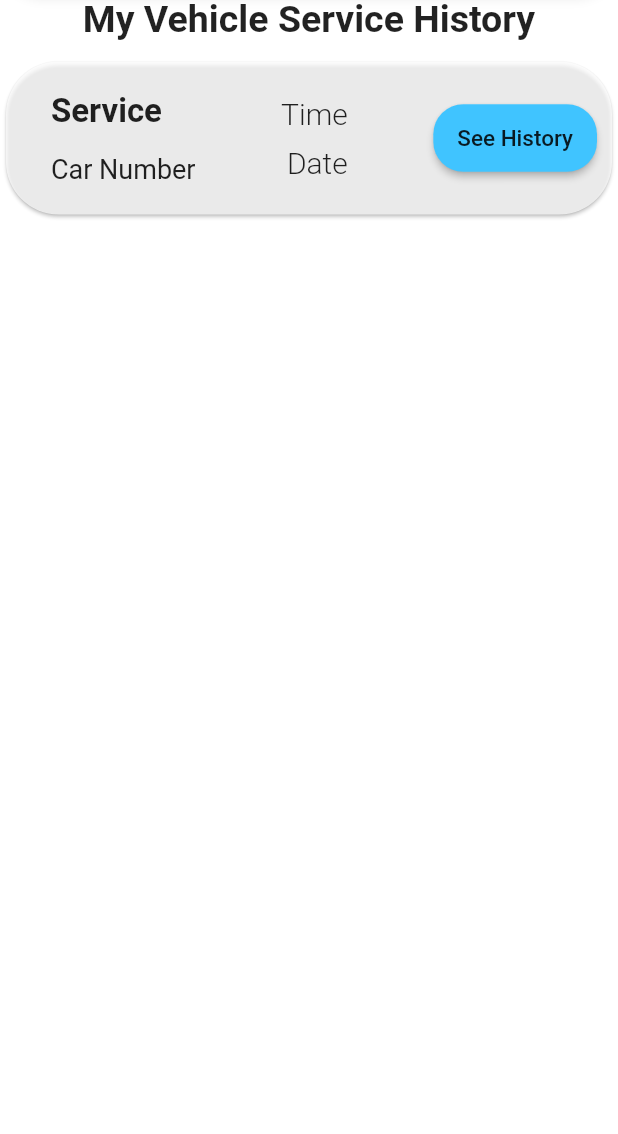
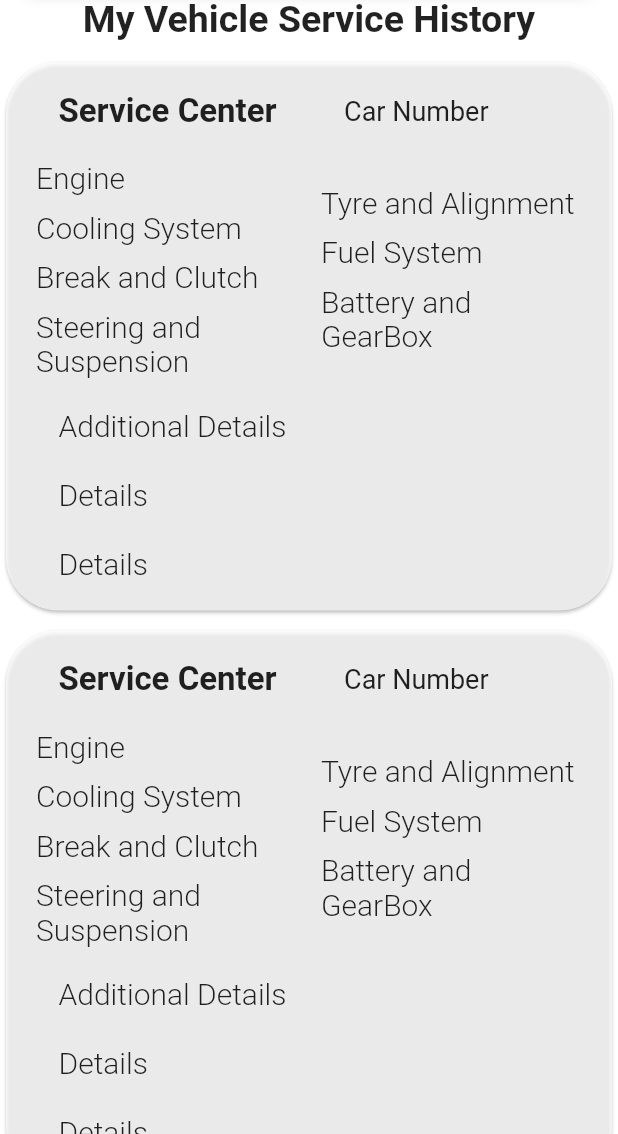
Before and after one commit to Asquare-B/car-servicer-blockchain, a Flutter app: the serviceHistory screen opened directly, on a phone screen of 412 x 824 dp, the part 102-1236 px from its top. Run offline on Flutter 3.47's test engine with Material 2 defaults, Android fonts, the phone set to English and light mode, and no system bars; missing offline and left inert: web3dart.

Commit message:
first review

```diff
--- a/lib/Service/servicehistory.dart
+++ b/lib/Service/servicehistory.dart
@@ -51,7 +51,9 @@ class _serviceHistoryState extends State<serviceHistory> {
                 ),
               ),
               SizedBox(height: 10,),
-              Column(
+              Expanded(
+                child: SingleChildScrollView(
+                  child: Column(
                     children: <Widget>[
                       Card(
                         color: Colors.white70,
@@ -59,25 +61,23 @@ class _serviceHistoryState extends State<serviceHistory> {
                             borderRadius: BorderRadius.circular(35)
                         ),
                         child: Padding(
-                      padding: const EdgeInsets.all(10),
-                      child: Row(
+                          padding: const EdgeInsets.only(left:15,top:20,right:15,bottom:20),
+                          child: Column(
                             mainAxisAlignment: MainAxisAlignment.spaceBetween,
                             children: <Widget>[
                               Row(
                                 children: <Widget>[
                                   SizedBox(width: 20,),
-                              Column(
-                                crossAxisAlignment: CrossAxisAlignment.start,
+                                  Row(
                                     children: <Widget>[
-                                  SizedBox(height: 10,),
                                       Text(
-                                    'Service',
+                                        'Service Center',
                                         style: TextStyle(
                                           fontWeight: FontWeight.bold,
                                           fontSize: 22,
                                         ),
                                       ),
-                                  SizedBox(height: 15,),
+                                      SizedBox(width: 45,),
                                       Text(
                                         'Car Number',
                                         style: TextStyle(
@@ -85,17 +85,22 @@ class _serviceHistoryState extends State<serviceHistory> {
                                           fontSize: 18,
                                         ),
                                       ),
-                                  SizedBox(height: 10,)
                                     ],
                                   ),
                                 ],
-                          ),Column(
-
-                            mainAxisAlignment: MainAxisAlignment.end,
-                            crossAxisAlignment: CrossAxisAlignment.end,
+                              ),
+                              SizedBox(height: 20,),
+                              Row(
+                                children: <Widget>[
+                                  SizedBox(width: 5,),
+                                  Container(
+                                    width: 180,
+                                    child: Column(
+                                      crossAxisAlignment: CrossAxisAlignment.start,
+                                      mainAxisAlignment: MainAxisAlignment.start,
                                       children: <Widget>[
                                         Text(
-                                'Time',
+                                          'Engine',
                                           style: TextStyle(
                                             fontSize: 20,
                                             fontWeight: FontWeight.w300,
@@ -103,7 +108,23 @@ class _serviceHistoryState extends State<serviceHistory> {
                                         ),
                                         SizedBox(height: 10,),
                                         Text(
-                                'Date',
+                                          'Cooling System',
+                                          style: TextStyle(
+                                            fontSize: 20,
+                                            fontWeight: FontWeight.w300,
+                                          ),
+                                        ),
+                                        SizedBox(height: 10,),
+                                        Text(
+                                          'Break and Clutch',
+                                          style: TextStyle(
+                                            fontSize: 20,
+                                            fontWeight: FontWeight.w300,
+                                          ),
+                                        ),
+                                        SizedBox(height: 10,),
+                                        Text(
+                                          'Steering and Suspension',
                                           style: TextStyle(
                                             fontSize: 20,
                                             fontWeight: FontWeight.w300,
@@ -111,25 +132,323 @@ class _serviceHistoryState extends State<serviceHistory> {
                                         ),
                                       ],
                                     ),
-                          MaterialButton(
-                            height: 45,
+                                  ),
+                                  SizedBox(width: 10,),
+                                  Container(
+                                    width: 170,
+                                    child: Column(
+                                      crossAxisAlignment: CrossAxisAlignment.start,
+                                      children: <Widget>[
+                                        Text(
+                                          'Tyre and Alignment',
+                                          style: TextStyle(
+                                            fontSize: 20,
+                                            fontWeight: FontWeight.w300,
+                                          ),
+                                        ),
+                                        SizedBox(height: 10,),
+                                        Text(
+                                          'Fuel System',
+                                          style: TextStyle(
+                                            fontSize: 20,
+                                            fontWeight: FontWeight.w300,
+                                          ),
+                                        ),
+                                        SizedBox(height: 10,),
+                                        Text(
+                                          'Battery and GearBox',
+                                          style: TextStyle(
+                                            fontSize: 20,
+                                            fontWeight: FontWeight.w300,
+                                          ),
+                                        ),
+                                      ],
+                                    ),
+                                  ),
+                                ],
+                              ),
+                              SizedBox(height: 20,),
+                              Row(
+                                children: <Widget>[
+                                  SizedBox(width: 20,),
+                                  Text(
+                                    'Additional Details\n\nDetails\n\nDetails',
+                                    style: TextStyle(
+                                      fontSize: 20,
+                                      fontWeight: FontWeight.w300,
+                                    ),
+                                  ),
+                                ],
+                              ),
+                            ],
+                          ),
+                        ),
+                      ),
+                      SizedBox(height: 5,),
+                      Card(
+                        color: Colors.white70,
                         shape: RoundedRectangleBorder(
-                              borderRadius: BorderRadius.circular(20),
+                            borderRadius: BorderRadius.circular(35)
                         ),
-                            color: Colors.lightBlueAccent,
-                            onPressed: () {
-                              Navigator.of(context).push(
-                                  MaterialPageRoute(builder: (context) => RequestDetails())
-                              );
-                            },
-                            child: Text('See History', style: TextStyle(fontSize: 15),),
-                          )
+                        child: Padding(
+                          padding: const EdgeInsets.only(left:15,top:20,right:15,bottom:20),
+                          child: Column(
+                            mainAxisAlignment: MainAxisAlignment.spaceBetween,
+                            children: <Widget>[
+                              Row(
+                                children: <Widget>[
+                                  SizedBox(width: 20,),
+                                  Row(
+                                    children: <Widget>[
+                                      Text(
+                                        'Service Center',
+                                        style: TextStyle(
+                                          fontWeight: FontWeight.bold,
+                                          fontSize: 22,
+                                        ),
+                                      ),
+                                      SizedBox(width: 45,),
+                                      Text(
+                                        'Car Number',
+                                        style: TextStyle(
+                                          fontWeight: FontWeight.w400,
+                                          fontSize: 18,
+                                        ),
+                                      ),
+                                    ],
+                                  ),
+                                ],
+                              ),
+                              SizedBox(height: 20,),
+                              Row(
+                                children: <Widget>[
+                                  SizedBox(width: 5,),
+                                  Container(
+                                    width: 180,
+                                    child: Column(
+                                      crossAxisAlignment: CrossAxisAlignment.start,
+                                      mainAxisAlignment: MainAxisAlignment.start,
+                                      children: <Widget>[
+                                        Text(
+                                          'Engine',
+                                          style: TextStyle(
+                                            fontSize: 20,
+                                            fontWeight: FontWeight.w300,
+                                          ),
+                                        ),
+                                        SizedBox(height: 10,),
+                                        Text(
+                                          'Cooling System',
+                                          style: TextStyle(
+                                            fontSize: 20,
+                                            fontWeight: FontWeight.w300,
+                                          ),
+                                        ),
+                                        SizedBox(height: 10,),
+                                        Text(
+                                          'Break and Clutch',
+                                          style: TextStyle(
+                                            fontSize: 20,
+                                            fontWeight: FontWeight.w300,
+                                          ),
+                                        ),
+                                        SizedBox(height: 10,),
+                                        Text(
+                                          'Steering and Suspension',
+                                          style: TextStyle(
+                                            fontSize: 20,
+                                            fontWeight: FontWeight.w300,
+                                          ),
+                                        ),
+                                      ],
+                                    ),
+                                  ),
+                                  SizedBox(width: 10,),
+                                  Container(
+                                    width: 170,
+                                    child: Column(
+                                      crossAxisAlignment: CrossAxisAlignment.start,
+                                      children: <Widget>[
+                                        Text(
+                                          'Tyre and Alignment',
+                                          style: TextStyle(
+                                            fontSize: 20,
+                                            fontWeight: FontWeight.w300,
+                                          ),
+                                        ),
+                                        SizedBox(height: 10,),
+                                        Text(
+                                          'Fuel System',
+                                          style: TextStyle(
+                                            fontSize: 20,
+                                            fontWeight: FontWeight.w300,
+                                          ),
+                                        ),
+                                        SizedBox(height: 10,),
+                                        Text(
+                                          'Battery and GearBox',
+                                          style: TextStyle(
+                                            fontSize: 20,
+                                            fontWeight: FontWeight.w300,
+                                          ),
+                                        ),
+                                      ],
+                                    ),
+                                  ),
+                                ],
+                              ),
+                              SizedBox(height: 20,),
+                              Row(
+                                children: <Widget>[
+                                  SizedBox(width: 20,),
+                                  Text(
+                                    'Additional Details\n\nDetails\n\nDetails',
+                                    style: TextStyle(
+                                      fontSize: 20,
+                                      fontWeight: FontWeight.w300,
+                                    ),
+                                  ),
+                                ],
+                              ),
+                            ],
+                          ),
+                        ),
+                      ),
+                      SizedBox(height: 5,),
+                      Card(
+                        color: Colors.white70,
+                        shape: RoundedRectangleBorder(
+                            borderRadius: BorderRadius.circular(35)
+                        ),
+                        child: Padding(
+                          padding: const EdgeInsets.only(left:15,top:20,right:15,bottom:20),
+                          child: Column(
+                            mainAxisAlignment: MainAxisAlignment.spaceBetween,
+                            children: <Widget>[
+                              Row(
+                                children: <Widget>[
+                                  SizedBox(width: 20,),
+                                  Row(
+                                    children: <Widget>[
+                                      Text(
+                                        'Service Center',
+                                        style: TextStyle(
+                                          fontWeight: FontWeight.bold,
+                                          fontSize: 22,
+                                        ),
+                                      ),
+                                      SizedBox(width: 45,),
+                                      Text(
+                                        'Car Number',
+                                        style: TextStyle(
+                                          fontWeight: FontWeight.w400,
+                                          fontSize: 18,
+                                        ),
+                                      ),
+                                    ],
+                                  ),
+                                ],
+                              ),
+                              SizedBox(height: 20,),
+                              Row(
+                                children: <Widget>[
+                                  SizedBox(width: 5,),
+                                  Container(
+                                    width: 180,
+                                    child: Column(
+                                      crossAxisAlignment: CrossAxisAlignment.start,
+                                      mainAxisAlignment: MainAxisAlignment.start,
+                                      children: <Widget>[
+                                        Text(
+                                          'Engine',
+                                          style: TextStyle(
+                                            fontSize: 20,
+                                            fontWeight: FontWeight.w300,
+                                          ),
+                                        ),
+                                        SizedBox(height: 10,),
+                                        Text(
+                                          'Cooling System',
+                                          style: TextStyle(
+                                            fontSize: 20,
+                                            fontWeight: FontWeight.w300,
+                                          ),
+                                        ),
+                                        SizedBox(height: 10,),
+                                        Text(
+                                          'Break and Clutch',
+                                          style: TextStyle(
+                                            fontSize: 20,
+                                            fontWeight: FontWeight.w300,
+                                          ),
+                                        ),
+                                        SizedBox(height: 10,),
+                                        Text(
+                                          'Steering and Suspension',
+                                          style: TextStyle(
+                                            fontSize: 20,
+                                            fontWeight: FontWeight.w300,
+                                          ),
+                                        ),
+                                      ],
+                                    ),
+                                  ),
+                                  SizedBox(width: 10,),
+                                  Container(
+                                    width: 170,
+                                    child: Column(
+                                      crossAxisAlignment: CrossAxisAlignment.start,
+                                      children: <Widget>[
+                                        Text(
+                                          'Tyre and Alignment',
+                                          style: TextStyle(
+                                            fontSize: 20,
+                                            fontWeight: FontWeight.w300,
+                                          ),
+                                        ),
+                                        SizedBox(height: 10,),
+                                        Text(
+                                          'Fuel System',
+                                          style: TextStyle(
+                                            fontSize: 20,
+                                            fontWeight: FontWeight.w300,
+                                          ),
+                                        ),
+                                        SizedBox(height: 10,),
+                                        Text(
+                                          'Battery and GearBox',
+                                          style: TextStyle(
+                                            fontSize: 20,
+                                            fontWeight: FontWeight.w300,
+                                          ),
+                                        ),
+                                      ],
+                                    ),
+                                  ),
+                                ],
+                              ),
+                              SizedBox(height: 20,),
+                              Row(
+                                children: <Widget>[
+                                  SizedBox(width: 20,),
+                                  Text(
+                                    'Additional Details\n\nDetails\n\nDetails',
+                                    style: TextStyle(
+                                      fontSize: 20,
+                                      fontWeight: FontWeight.w300,
+                                    ),
+                                  ),
+                                ],
+                              ),
                             ],
                           ),
                         ),
                       ),
                     ],
                   ),
+                ),
+              ),
+
             ],
           )
       ),
--- a/lib/main.dart
+++ b/lib/main.dart
@@ -2,6 +2,7 @@
 import 'package:blockchain/Authentication/Welcome.dart';
 import 'package:blockchain/Forms/serviceform.dart';
 import 'package:blockchain/HomePages/UserHome.dart';
+import 'package:blockchain/Service/servicehistory.dart';
 import 'package:blockchain/trial.dart';
 import 'package:flutter/material.dart';
 import 'package:web3dart/web3dart.dart';
@@ -17,7 +18,7 @@ class MyApp extends StatelessWidget {
   Widget build(BuildContext context) {
     return MaterialApp(
       debugShowCheckedModeBanner: false,
-      home: ServiceForm(),
+      home: WelcomePage(),
     );
   }
 }
```
Also changed, not shown: lib/Authentication/servicerlogin.dart (+4 -4 lines), lib/Authentication/servicersignup.dart (added, +166 -0 lines), lib/Request/requestList.dart (+20 -16 lines). Lines whose indentation alone changed are shown as unchanged.
